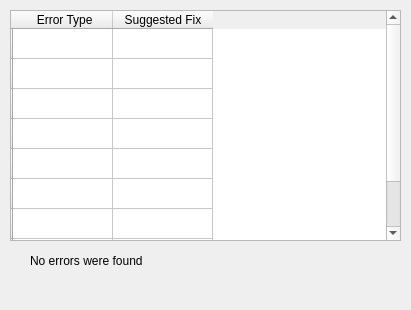
The window that validationDock.ui (wonder-sk/topol) describes before a commit, drawn with Qt 5.
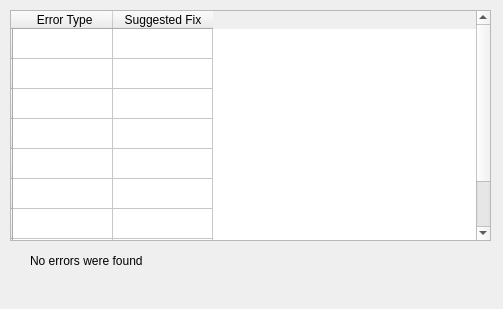
The same window after the commit.

The edit to the form file:
```diff
--- a/validationDock.ui
+++ b/validationDock.ui
@@ -6,8 +6,8 @@
    <rect>
     <x>0</x>
     <y>0</y>
-    <width>411</width>
-    <height>310</height>
+    <width>503</width>
+    <height>309</height>
    </rect>
   </property>
   <property name="windowTitle">
@@ -19,7 +19,7 @@
      <rect>
       <x>10</x>
       <y>10</y>
-      <width>391</width>
+      <width>481</width>
       <height>231</height>
      </rect>
     </property>
```
